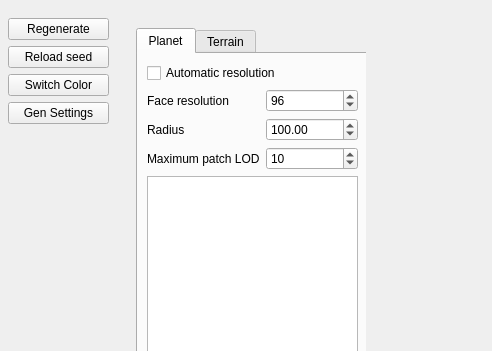
First picture: the form in src/apps/ui/terrain_controls_widget.ui, repository b3h4re/world-gen, before the edit; both pictures show x 0 to 492 and y 0 to 351 of the 919 by 625 pixel window.
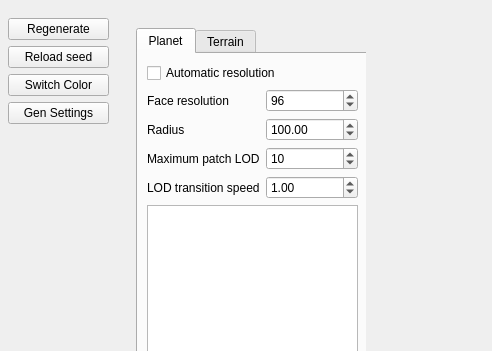
Second picture: the form after the edit.

Commit message: terrain skirts, global quadtree transitions updated

What changed in the file:
```diff
--- a/src/apps/ui/terrain_controls_widget.ui
+++ b/src/apps/ui/terrain_controls_widget.ui
@@ -212,6 +212,32 @@
                </property>
               </widget>
              </item>
+             <item row="3" column="0">
+              <widget class="QLabel" name="planetLodTransitionTimeScaleLabel">
+               <property name="text">
+                <string>LOD transition speed</string>
+               </property>
+              </widget>
+             </item>
+             <item row="3" column="1">
+              <widget class="QDoubleSpinBox" name="planetLodTransitionTimeScaleSpinBox">
+               <property name="decimals">
+                <number>2</number>
+               </property>
+               <property name="minimum">
+                <double>0.000000000000000</double>
+               </property>
+               <property name="maximum">
+                <double>10.000000000000000</double>
+               </property>
+               <property name="singleStep">
+                <double>0.100000000000000</double>
+               </property>
+               <property name="value">
+                <double>1.000000000000000</double>
+               </property>
+              </widget>
+             </item>
             </layout>
            </item>
            <item>
```
The commit also changes 24 other files.
